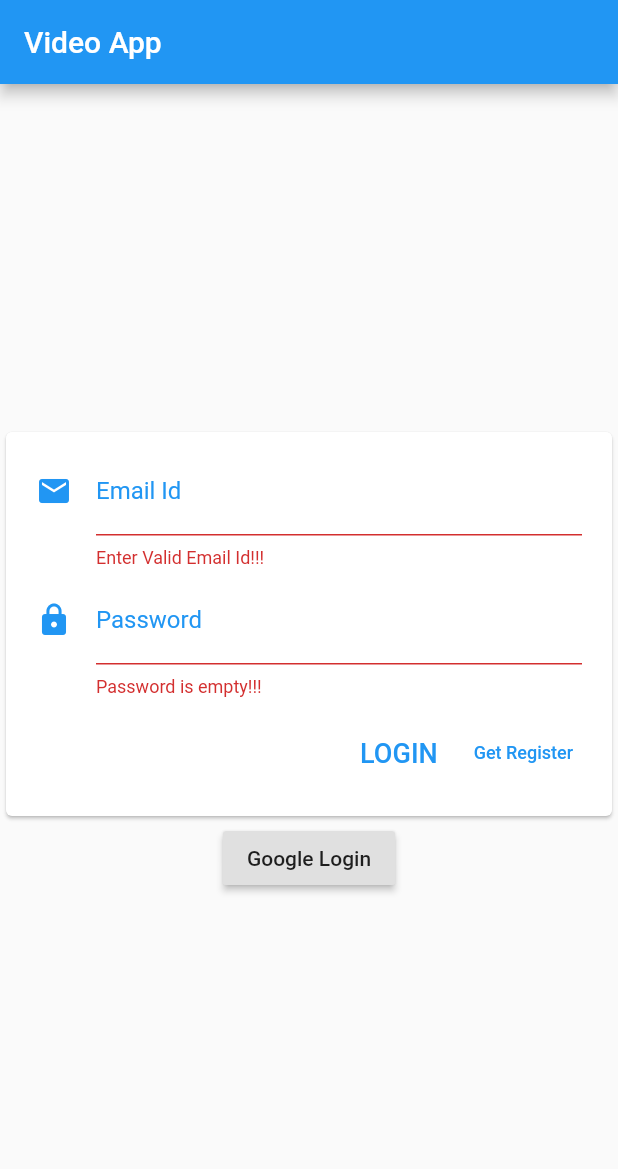
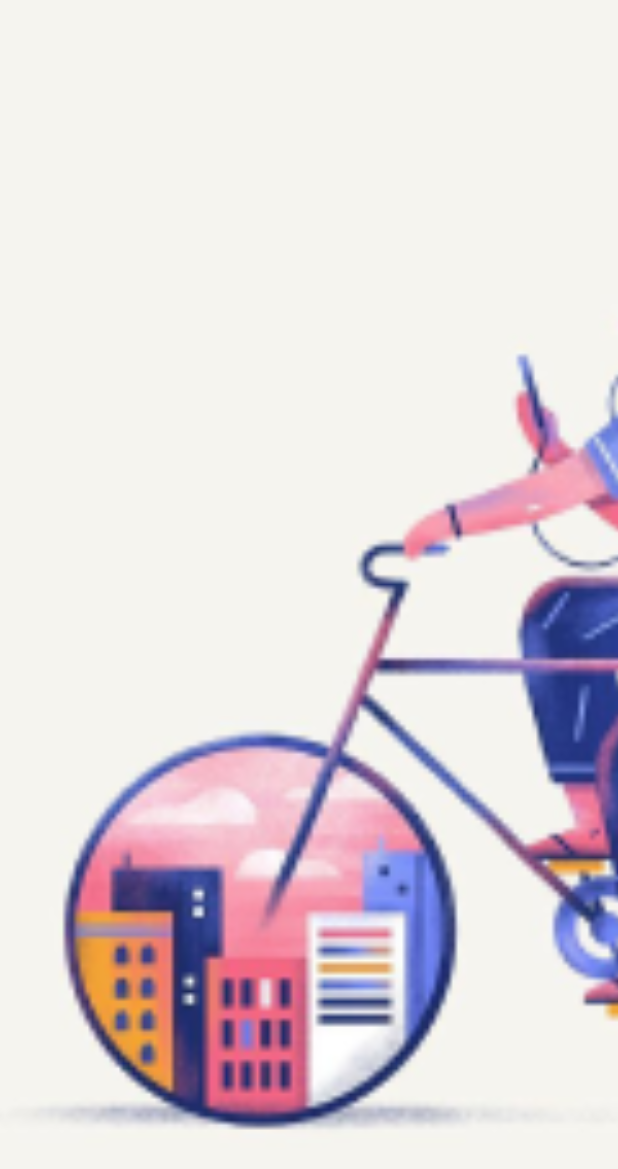
Before and after one commit to Avi429/ClassRoom, a Flutter app: the first screen one second after launch, on a phone screen of 412 x 824 dp. Shown: the top 1169 px of the screen. Run offline on Flutter 3.47's test engine with Material 2 defaults, Android fonts, the phone set to English and light mode, and no system bars; our stand-ins replace chewie, firebase_auth, firebase_database, google_sign_in, shared_preferences, video_player; accounts and stored records are empty.

Commit message:
Updated Login

```diff
--- /dev/null
+++ b/lib/SplashScreen.dart
@@ -0,0 +1,63 @@
+import 'dart:async';
+//import 'package:flutter_secure_storage/flutter_secure_storage.dart';
+import 'package:flutter/cupertino.dart';
+import 'package:flutter/material.dart';
+import 'login_page.dart';
+import 'main.dart';
+import 'package:shared_preferences/shared_preferences.dart';
+
+class SplashScreen extends StatefulWidget {
+  @override
+  State<StatefulWidget> createState() {
+    // TODO: implement createState
+    return _SplashScreenState();
+  }
+}
+
+class _SplashScreenState extends State<SplashScreen> {
+  @override
+  void initState() {
+    // TODO: implement initState
+    super.initState();
+    startTimer();
+  }
+
+  @override
+  Widget build(BuildContext context) {
+    return Scaffold(
+      body: Container(
+        decoration: BoxDecoration(
+          image: DecorationImage(
+              image: AssetImage("images/ux_design.png"), fit: BoxFit.cover),
+        ),
+      ),
+    );
+  }
+
+  void startTimer() {
+    Timer(Duration(seconds: 3), () {
+      navigateUser(); //It will redirect  after 3 seconds
+    });
+  }
+
+  void navigateUser() async {
+    SharedPreferences prefs = await SharedPreferences.getInstance();
+    String status = prefs.getString('email');
+    print(status);
+    if (status != null) {
+      Navigator.pushReplacement(
+        context,
+        new MaterialPageRoute(
+          builder: (context) => HomeScreen(),
+        ),
+      );
+    } else {
+      Navigator.pushReplacement(
+        context,
+        new MaterialPageRoute(
+          builder: (context) => LoginPage(),
+        ),
+      );
+    }
+  }
+}
--- a/lib/main.dart
+++ b/lib/main.dart
@@ -1,7 +1,6 @@
 import 'package:Sample/constants.dart';
 import 'package:Sample/details_screen.dart';
 import 'package:Sample/model/category.dart';
-import 'package:Sample/login_page.dart';
 import 'package:firebase_database/firebase_database.dart';
 import 'package:flutter/material.dart';
 //import 'package:Sample/model/DashboardCategory.dart';
@@ -10,7 +9,7 @@ import 'package:flutter_staggered_grid_view/flutter_staggered_grid_view.dart';
 //import 'package:flutter_svg/flutter_svg.dart';
 import 'package:Sample/chewie_list_item.dart';
 import 'package:video_player/video_player.dart';
-import 'package:Sample/details_screen.dart';
+import 'package:Sample/SplashScreen.dart';
 
 void main() => runApp(MyApp());
 
@@ -22,7 +21,7 @@ class MyApp extends StatelessWidget {
       debugShowCheckedModeBanner: false,
       title: 'Sample App',
       theme: ThemeData(),
-      home: LoginPage(),
+      home: SplashScreen(),
     );
   }
 }
@@ -65,7 +64,7 @@ class _HomePageState extends State<HomePage> {
   Widget build(BuildContext context) {
     return Scaffold(
       appBar: AppBar(
-        title: Text("Charusat E-learn"),
+        title: Text("Moj Kr ne"),
       ),
       drawer: Drawer(
         child: ListView(
--- a/pubspec.yaml
+++ b/pubspec.yaml
@@ -27,6 +27,7 @@ dependencies:
   google_sign_in:
   flutter_svg: ^0.17.3+1
   flutter_staggered_grid_view: ^0.3.0
+  shared_preferences:
 
   # The following adds the Cupertino Icons font to your application.
   # Use with the CupertinoIcons class for iOS style icons.
```
Also changed, not shown: lib/login_page.dart (+6 -1 lines), pubspec.lock.
